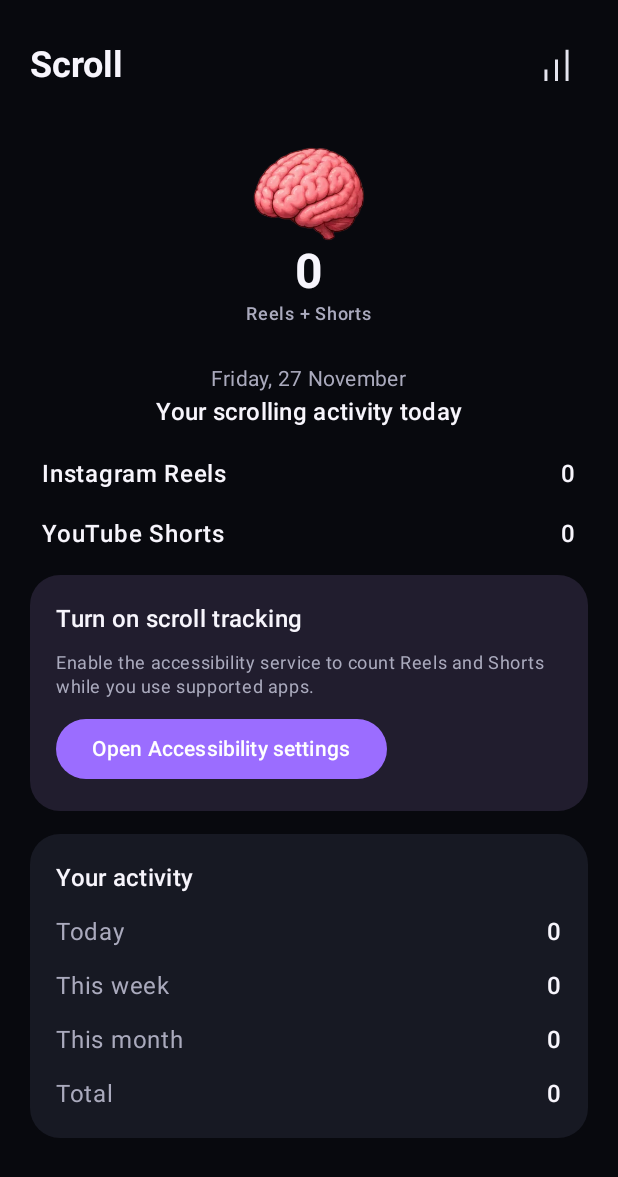
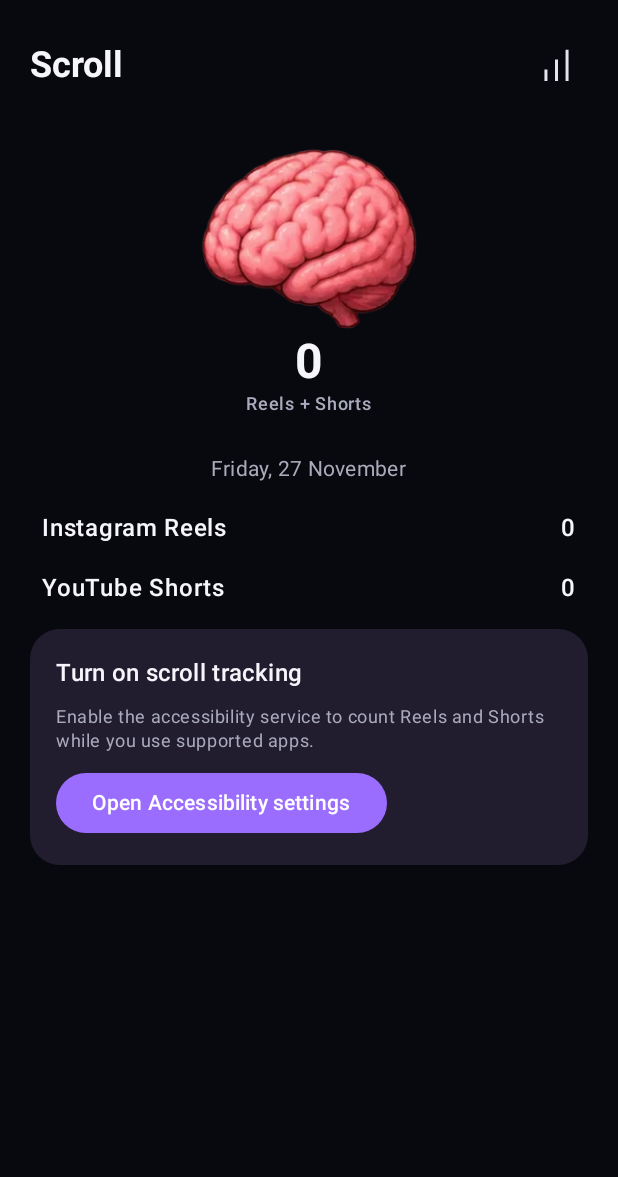
Before and after one commit to manvithm771-sketch/Dopamine-Diet-, an Android app built with Jetpack Compose: the composable DopamineDietScrollDestination shown on its own in the app's theme, on a phone screen of 412 x 824 dp. Shown: the top 1177 px of the screen. Run offline under Robolectric (Android 15) with nearby library versions, the phone set to English and light mode, and no system bars; our stand-ins replace Room's generated code; 3 statements that could not run were skipped.

Commit message:
Remove scroll activity card and enlarge brain visual

```diff
--- a/app/src/main/java/com/focusduo/ui/DopamineDietScrollDestination.kt
+++ b/app/src/main/java/com/focusduo/ui/DopamineDietScrollDestination.kt
@@ -129,14 +129,13 @@ fun DopamineDietScrollDestination() {
                     Image(
                         painter = painterResource(id = BrainRot.sprite(BrainRot.stage(totalToday))),
                         contentDescription = "Brain status: ${BrainRot.label(BrainRot.stage(totalToday))}",
-                        modifier = Modifier.size(width = 76.dp, height = 64.dp)
+                        modifier = Modifier.size(width = 148.dp, height = 124.dp)
                     )
                     Text("$totalToday", color = ScrollText, style = MaterialTheme.typography.headlineLarge, fontWeight = FontWeight.Bold)
                     Text("Reels + Shorts", color = ScrollMuted, style = MaterialTheme.typography.labelMedium)
                 }
                 Spacer(Modifier.height(13.dp))
                 Text(date, color = ScrollMuted, style = MaterialTheme.typography.bodyMedium)
-                Text("Your scrolling activity today", color = ScrollText, style = MaterialTheme.typography.titleMedium, fontWeight = FontWeight.SemiBold)
             }
         }
         item {
@@ -168,17 +167,6 @@ fun DopamineDietScrollDestination() {
                             Text("Open Accessibility settings")
                         }
                     }
-                }
-            }
-        }
-        item {
-            Card(Modifier.fillMaxWidth(), shape = RoundedCornerShape(20.dp), colors = CardDefaults.cardColors(containerColor = ScrollCard)) {
-                Column(Modifier.padding(17.dp), verticalArrangement = Arrangement.spacedBy(12.dp)) {
-                    Text("Your activity", color = ScrollText, style = MaterialTheme.typography.titleMedium, fontWeight = FontWeight.SemiBold)
-                    ScrollCountRow("Today", totalToday)
-                    ScrollCountRow("This week", usageOverview.thisWeek.total)
-                    ScrollCountRow("This month", usageOverview.thisMonth.total)
-                    ScrollCountRow("Total", usageOverview.total.total)
                 }
             }
         }
```
